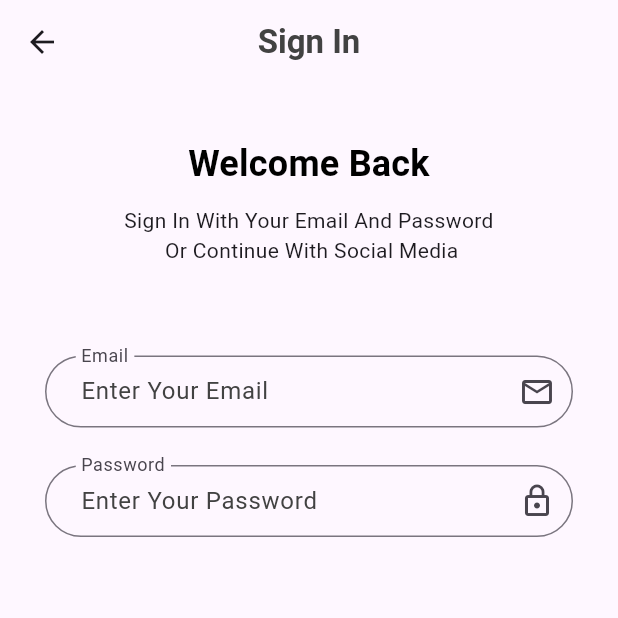
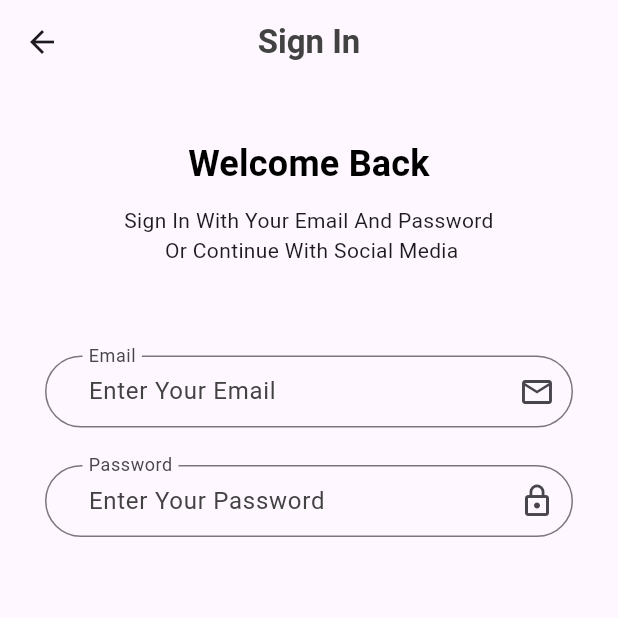
Before and after one commit to el5hatib/e-commerce-app, a Flutter app: the Login screen opened by its route, on a phone screen of 412 x 824 dp, the top half of it. Run offline on Flutter 3.47's test engine with Material 2 defaults, Android fonts, the phone set to English and light mode, and no system bars; our stand-ins replace get, shared_preferences; accounts and stored records are empty.

Commit message:
Translate onBoarding Button Text

```diff
--- a/lib/core/localization/translation.dart
+++ b/lib/core/localization/translation.dart
@@ -5,6 +5,7 @@ class MyTranslations extends Translations {
   Map<String, Map<String, String>> get keys => {
         'en': {
           'chooseLang': 'Choose Your Preferred Language',
+          'onBoardingButton': 'Continue',
           'onBoardingChooseProduct': 'Choose Your Product',
           'easySafePayment': 'Easy & Safe Payment',
           'trackYourOrder': 'Track Your Order',
@@ -23,6 +24,7 @@ class MyTranslations extends Translations {
         },
         'ar': {
           'chooseLang': 'أختر لغتك المفضله ',
+          'onBoardingButton': 'أستمر',
           'onBoardingChooseProduct': 'أختر منتجك',
           'easySafePayment': 'الدفع السهل والآمن',
           'trackYourOrder': 'تتبع طلبك',
--- a/lib/view/screen/authentication/login.dart
+++ b/lib/view/screen/authentication/login.dart
@@ -49,7 +49,7 @@ class Login extends StatelessWidget {
                 hintStyle: Theme.of(context).textTheme.bodyLarge!.copyWith(color: AppColor.grey),
                 hintText: 'emailHint'.tr,
                suffixIcon: const Icon(Icons.email_outlined),
-                contentPadding: const EdgeInsets.symmetric(vertical: 5, horizontal: 20),
+                contentPadding: const EdgeInsets.symmetric(vertical: 5, horizontal: 25),
                 label: Text('email'.tr, ),
                 floatingLabelBehavior: FloatingLabelBehavior.always,
                 border: OutlineInputBorder(
@@ -66,7 +66,7 @@ class Login extends StatelessWidget {
                 hintStyle: Theme.of(context).textTheme.bodyLarge!.copyWith(color: AppColor.grey),
                 hintText: 'passwordHint'.tr,
                 suffixIcon: const Icon(Icons.lock_outline),
-                contentPadding: const EdgeInsets.symmetric(vertical: 5, horizontal: 20),
+                contentPadding: const EdgeInsets.symmetric(vertical: 5, horizontal: 25),
                 label: Text('password'.tr,),
                 floatingLabelBehavior: FloatingLabelBehavior.always,
                 border: OutlineInputBorder(
--- a/lib/view/widget/onboarding/customButton.dart
+++ b/lib/view/widget/onboarding/customButton.dart
@@ -19,7 +19,7 @@ class CustomButton extends GetView<OnBoardingControllerImpl> {
         color: AppColor.primaryColor,
         textColor: Colors.white,
         padding: const EdgeInsets.symmetric(horizontal: 100, vertical: 0),
-        child: const Text("Continue"),
+        child:  Text("onBoardingButton".tr,),
       ),
     );
   }
```
